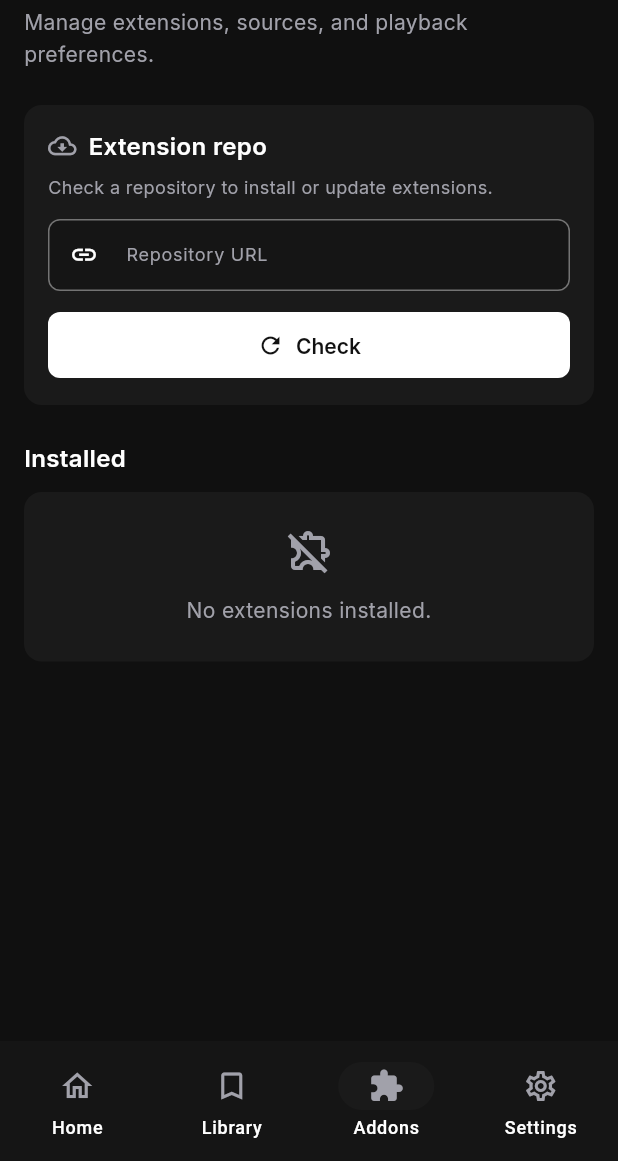
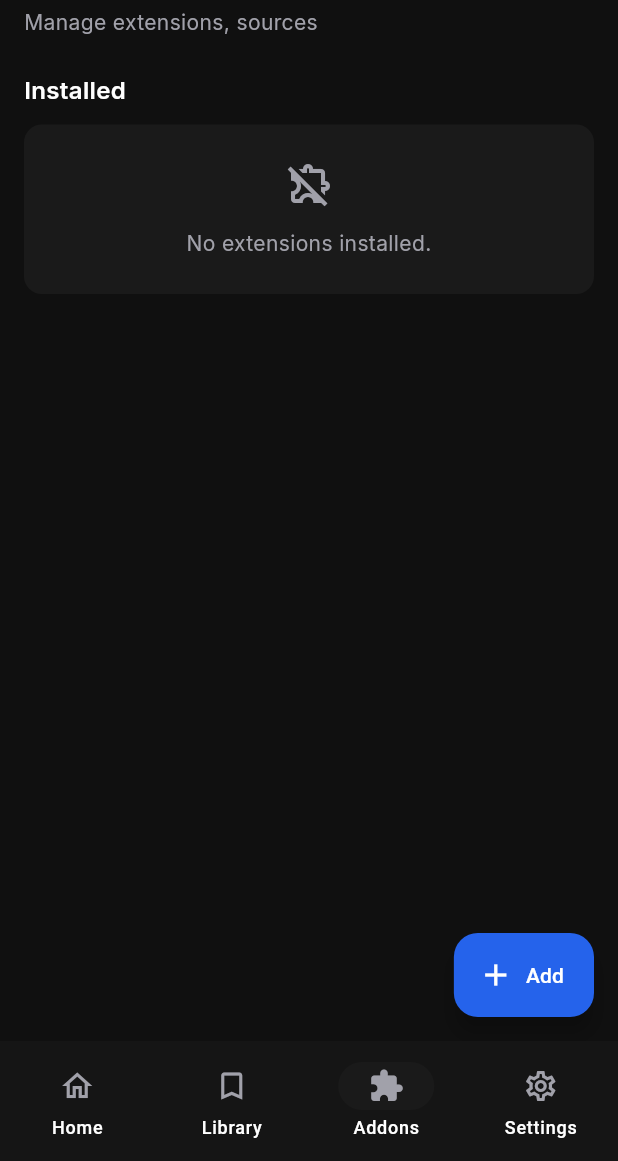
Before and after one commit to nimbusfvck/fvcksubs, a Flutter app: the screen it shows after launch, item 3 of the bottom bar chosen, on a phone screen of 412 x 824 dp, the part 75-1236 px from its top. Run offline on Flutter 3.47's test engine with Material 3 defaults, Android fonts, the phone set to English and light mode, and no system bars; our stand-ins replace better_player_plus, cached_network_image, device_info_plus, dio, equatable, flutter_bloc and 3 more; missing offline and left inert: dart:ffi, pointycastle.

Commit message:
feat(addons): add extensions from floating dialog

```diff
--- a/apps/app/lib/addons/addons_page.dart
+++ b/apps/app/lib/addons/addons_page.dart
@@ -20,7 +20,18 @@ class AddonsPage extends StatelessWidget {
         bloc: scope.installerController,
         builder: (context, _) {
           final installed = scope.registry.installed;
-          return ListView(
+          return Scaffold(
+            floatingActionButton: FloatingActionButton.extended(
+              onPressed: () => showDialog<void>(
+                context: context,
+                builder: (_) =>
+                    _AddExtensionDialog(controller: scope.installerController),
+              ),
+              icon: const Icon(Icons.add),
+              label: const Text('Add'),
+              tooltip: 'Add extension',
+            ),
+            body: ListView(
               padding: const EdgeInsets.fromLTRB(
                 AppSpacing.md,
                 AppSpacing.lg,
@@ -39,13 +50,11 @@ class AddonsPage extends StatelessWidget {
                 ),
                 const SizedBox(height: AppSpacing.xxs),
                 Text(
-                'Manage extensions, sources, and playback preferences.',
+                  'Manage extensions, sources',
                   style: AppTypography.bodyMd.copyWith(
                     color: AppColors.onDarkSoft,
                   ),
                 ),
-              const SizedBox(height: AppSpacing.lg),
-              _RepoSection(controller: scope.installerController),
                 const SizedBox(height: AppSpacing.lg),
                 _SectionHeader(
                   title: 'Installed',
@@ -90,6 +99,7 @@ class AddonsPage extends StatelessWidget {
                     const SizedBox(height: AppSpacing.md),
                   ],
               ],
+            ),
           );
         },
       ),
@@ -97,16 +107,16 @@ class AddonsPage extends StatelessWidget {
   }
 }
 
-class _RepoSection extends StatefulWidget {
-  const _RepoSection({required this.controller});
+class _AddExtensionDialog extends StatefulWidget {
+  const _AddExtensionDialog({required this.controller});
 
   final InstallerController controller;
 
   @override
-  State<_RepoSection> createState() => _RepoSectionState();
+  State<_AddExtensionDialog> createState() => _AddExtensionDialogState();
 }
 
-class _RepoSectionState extends State<_RepoSection> {
+class _AddExtensionDialogState extends State<_AddExtensionDialog> {
   late final TextEditingController _urlField = TextEditingController(
     text: widget.controller.repoUrl ?? '',
   );
@@ -117,7 +127,7 @@ class _RepoSectionState extends State<_RepoSection> {
     super.dispose();
   }
 
-  Future<void> _refresh() async {
+  Future<void> _check() async {
     await widget.controller.setRepoUrl(_urlField.text);
     await widget.controller.refresh();
   }
@@ -125,25 +135,27 @@ class _RepoSectionState extends State<_RepoSection> {
   @override
   Widget build(BuildContext context) {
     final controller = widget.controller;
-    return _Panel(
-      child: Padding(
-        padding: const EdgeInsets.all(AppSpacing.md),
+    return AlertDialog(
+      title: const Text('Add extension'),
+      content: ConstrainedBox(
+        constraints: BoxConstraints(
+          maxWidth: 560,
+          maxHeight: MediaQuery.sizeOf(context).height * 0.68,
+        ),
+        child: BlocBuilder<InstallerController, InstallerState>(
+          bloc: controller,
+          builder: (context, _) => SingleChildScrollView(
             child: Column(
               crossAxisAlignment: CrossAxisAlignment.start,
               children: [
-            const _SectionHeader(
-              title: 'Extension repo',
-              icon: Icons.cloud_download_outlined,
+                Text(
+                  'Load a repository to install an extension.',
+                  style: AppTypography.bodySm.copyWith(
+                    color: AppColors.onDarkSoft,
                   ),
-            const SizedBox(height: AppSpacing.xs),
-            Text(
-              'Check a repository to install or update extensions.',
-              style: AppTypography.bodySm.copyWith(color: AppColors.onDarkSoft),
                 ),
                 const SizedBox(height: AppSpacing.sm),
-            LayoutBuilder(
-              builder: (context, constraints) {
-                final field = TextField(
+                TextField(
                   controller: _urlField,
                   enabled: !controller.busy,
                   autocorrect: false,
@@ -159,31 +171,16 @@ class _RepoSectionState extends State<_RepoSection> {
                     isDense: true,
                   ),
                   autofillHints: const [AutofillHints.url],
-                  onSubmitted: (_) => _refresh(),
-                );
-                final button = FilledButton.icon(
-                  onPressed: controller.busy ? null : _refresh,
+                  onSubmitted: (_) => _check(),
+                ),
+                const SizedBox(height: AppSpacing.sm),
+                Align(
+                  alignment: Alignment.centerRight,
+                  child: FilledButton.icon(
+                    onPressed: controller.busy ? null : _check,
                     icon: const Icon(Icons.refresh, size: 18),
                     label: const Text('Check'),
-                );
-                if (constraints.maxWidth < 440) {
-                  return Column(
-                    crossAxisAlignment: CrossAxisAlignment.stretch,
-                    children: [
-                      field,
-                      const SizedBox(height: AppSpacing.sm),
-                      button,
-                    ],
-                  );
-                }
-                return Row(
-                  children: [
-                    Expanded(child: field),
-                    const SizedBox(width: AppSpacing.sm),
-                    button,
-                  ],
-                );
-              },
+                  ),
                 ),
                 if (controller.busy) ...[
                   const SizedBox(height: AppSpacing.md),
@@ -202,9 +199,28 @@ class _RepoSectionState extends State<_RepoSection> {
                   const SizedBox(height: AppSpacing.sm),
                   _ListingRow(listing: listing, controller: controller),
                 ],
+                if (!controller.busy &&
+                    controller.listings.isNotEmpty &&
+                    controller.installableListings.isEmpty) ...[
+                  const SizedBox(height: AppSpacing.md),
+                  Text(
+                    'All extensions from this repository are installed.',
+                    style: AppTypography.bodySm.copyWith(
+                      color: AppColors.onDarkSoft,
+                    ),
+                  ),
+                ],
               ],
             ),
           ),
+        ),
+      ),
+      actions: [
+        TextButton(
+          onPressed: () => Navigator.of(context).pop(),
+          child: const Text('Close'),
+        ),
+      ],
     );
   }
 }
@@ -658,10 +674,9 @@ class _Panel extends StatelessWidget {
 }
 
 class _SectionHeader extends StatelessWidget {
-  const _SectionHeader({required this.title, this.icon, this.trailing});
+  const _SectionHeader({required this.title, this.trailing});
 
   final String title;
-  final IconData? icon;
   final String? trailing;
 
   @override
@@ -669,10 +684,6 @@ class _SectionHeader extends StatelessWidget {
     header: true,
     child: Row(
       children: [
-        if (icon != null) ...[
-          Icon(icon, size: 19, color: AppColors.onDarkSoft),
-          const SizedBox(width: AppSpacing.xs),
-        ],
         Expanded(
           child: Text(
             title,
```
Also changed, not shown: 3 other files. Lines whose indentation alone changed are shown as unchanged.
